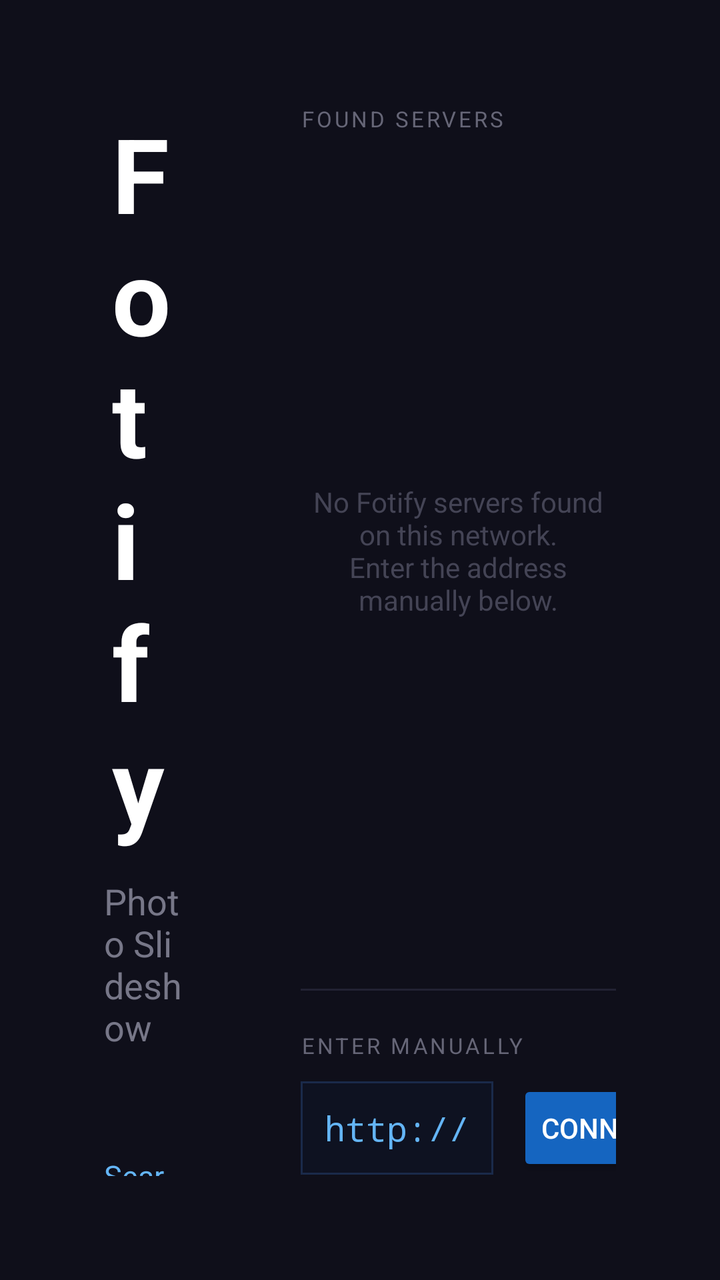
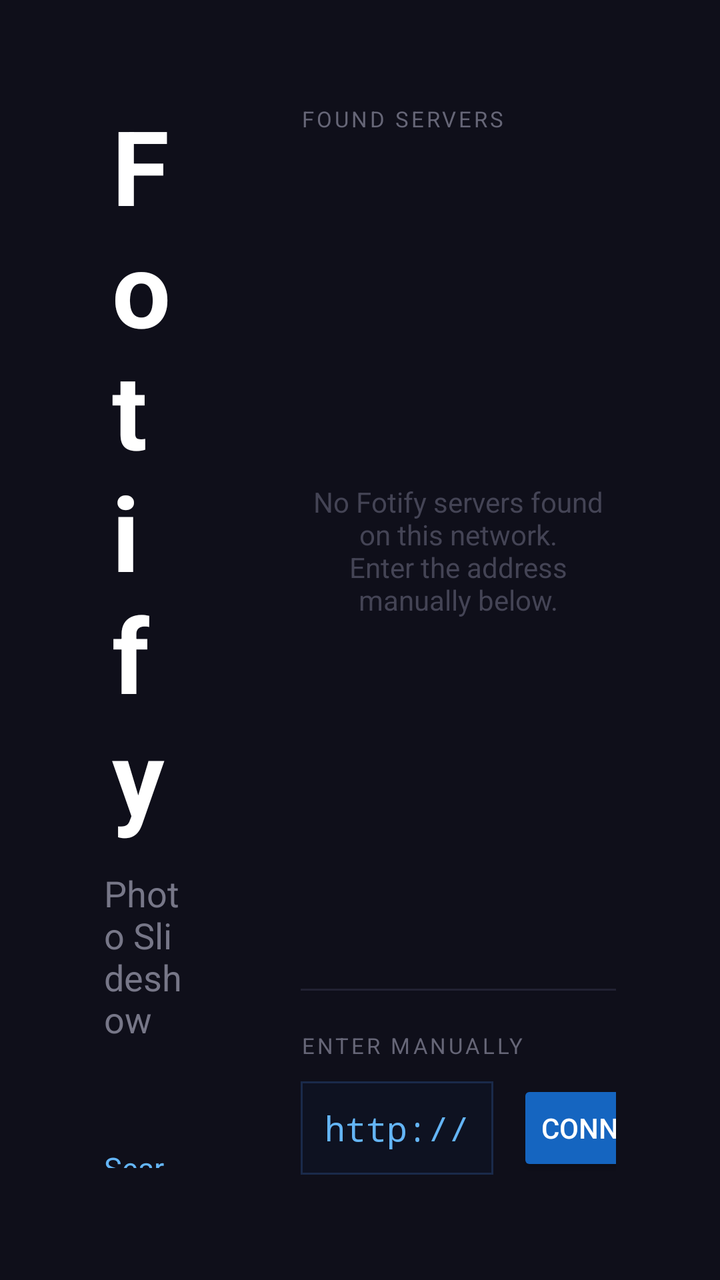

An Android layout rendered at two revisions. The XML below is the earlier revision; the diff shows what the commit changed to produce the second picture.
<!-- AndroidManifest.xml: application theme Theme.Fotify -->
<!-- res/layout/activity_discovery.xml -->
<?xml version="1.0" encoding="utf-8"?>
<LinearLayout
    xmlns:android="http://schemas.android.com/apk/res/android"
    android:layout_width="match_parent"
    android:layout_height="match_parent"
    android:background="@color/bg_dark"
    android:orientation="horizontal"
    android:padding="52dp">

    
    <LinearLayout
        android:layout_width="0dp"
        android:layout_height="match_parent"
        android:layout_weight="1"
        android:orientation="vertical"
        android:gravity="center_vertical"
        android:paddingEnd="56dp">

        
        <TextView
            android:layout_width="wrap_content"
            android:layout_height="wrap_content"
            android:text="@string/app_name"
            android:textColor="@android:color/white"
            android:textSize="52sp"
            android:textStyle="bold"
            android:letterSpacing="0.15"
            android:layout_marginBottom="12dp" />

        
        <TextView
            android:layout_width="wrap_content"
            android:layout_height="wrap_content"
            android:text="@string/discovery_tagline"
            android:textColor="#777788"
            android:textSize="18sp"
            android:layout_marginBottom="52dp" />

        
        <TextView
            android:id="@+id/scanningLabel"
            android:layout_width="wrap_content"
            android:layout_height="wrap_content"
            android:text="@string/scanning"
            android:textColor="#64B5F6"
            android:textSize="15sp" />

    </LinearLayout>

    
    <LinearLayout
        android:layout_width="0dp"
        android:layout_height="match_parent"
        android:layout_weight="1.6"
        android:orientation="vertical"
        android:gravity="center_vertical">

        
        <TextView
            android:layout_width="wrap_content"
            android:layout_height="wrap_content"
            android:text="@string/found_servers_label"
            android:textColor="#666677"
            android:textSize="11sp"
            android:textAllCaps="true"
            android:letterSpacing="0.12"
            android:layout_marginBottom="10dp" />

        
        <ListView
            android:id="@+id/serverList"
            android:layout_width="match_parent"
            android:layout_height="0dp"
            android:layout_weight="1"
            android:divider="@null"
            android:dividerHeight="0dp"
            android:scrollbars="none"
            android:visibility="gone" />

        
        <TextView
            android:id="@+id/noServersHint"
            android:layout_width="match_parent"
            android:layout_height="0dp"
            android:layout_weight="1"
            android:text="@string/no_servers_hint"
            android:textColor="#444455"
            android:textSize="14sp"
            android:gravity="center"
            android:visibility="visible" />

        
        <View
            android:layout_width="match_parent"
            android:layout_height="1dp"
            android:background="#222233"
            android:layout_marginTop="20dp"
            android:layout_marginBottom="20dp" />

        
        <TextView
            android:layout_width="wrap_content"
            android:layout_height="wrap_content"
            android:text="@string/manual_entry_label"
            android:textColor="#666677"
            android:textSize="11sp"
            android:textAllCaps="true"
            android:letterSpacing="0.12"
            android:layout_marginBottom="10dp" />

        
        <LinearLayout
            android:layout_width="match_parent"
            android:layout_height="wrap_content"
            android:orientation="horizontal"
            android:gravity="center_vertical">

            
            <TextView
                android:layout_width="wrap_content"
                android:layout_height="wrap_content"
                android:text="http://"
                android:textColor="#64B5F6"
                android:textSize="17sp"
                android:fontFamily="monospace"
                android:background="@drawable/input_prefix_bg"
                android:paddingStart="12dp"
                android:paddingEnd="12dp"
                android:paddingTop="12dp"
                android:paddingBottom="12dp"
                android:gravity="center_vertical" />

            
            <EditText
                android:id="@+id/manualUrl"
                android:layout_width="0dp"
                android:layout_height="wrap_content"
                android:layout_weight="1"
                android:hint="@string/manual_url_hint"
                android:textColor="@android:color/white"
                android:textColorHint="#444455"
                android:textSize="17sp"
                android:fontFamily="monospace"
                android:background="@drawable/input_field_bg"
                android:paddingStart="14dp"
                android:paddingEnd="14dp"
                android:paddingTop="12dp"
                android:paddingBottom="12dp"
                android:inputType="textUri"
                android:imeOptions="actionGo"
                android:maxLines="1"
                android:layout_marginStart="2dp" />

            
            <Button
                android:id="@+id/connectButton"
                android:layout_width="wrap_content"
                android:layout_height="wrap_content"
                android:text="@string/connect"
                android:textColor="@android:color/white"
                android:backgroundTint="@color/accent_blue"
                android:layout_marginStart="10dp" />

        </LinearLayout>

    </LinearLayout>

</LinearLayout>
<!-- resources referenced by this layout -->
<resources>
  <color name="accent_blue">#1565C0</color>
  <color name="bg_dark">#0F0F1A</color>
  <!-- drawable input_field_bg (drawable) -->
  <?xml version="1.0" encoding="utf-8"?>
  <shape xmlns:android="http://schemas.android.com/apk/res/android">
      <solid android:color="#141A1A2E" />
      <stroke android:width="1dp" android:color="#2A2A3E" />
  </shape>
  <!-- drawable input_prefix_bg (drawable) -->
  <?xml version="1.0" encoding="utf-8"?>
  <shape xmlns:android="http://schemas.android.com/apk/res/android">
      <solid android:color="#0A1565C0" />
      <stroke android:width="1dp" android:color="#1A2A4A" />
  </shape>
  <string name="app_name">Fotify</string>
  <string name="connect">CONNECT</string>
  <string name="discovery_tagline">Photo Slideshow</string>
  <string name="found_servers_label">Found servers</string>
  <string name="manual_entry_label">Enter manually</string>
  <string name="manual_url_hint">192.168.1.100:15766</string>
  <string name="no_servers_hint">No Fotify servers found on this network.\nEnter the address manually below.</string>
  <string name="scanning">Searching for servers…</string>
  <style name="Theme.Fotify" parent="Theme.MaterialComponents.NoActionBar">
          <item name="colorPrimary">@color/accent_blue</item>
          <item name="colorPrimaryDark">@color/accent_blue_dark</item>
          <item name="colorAccent">@color/accent_blue</item>
          <item name="android:windowBackground">@android:color/black</item>
          <item name="android:windowFullscreen">true</item>
          <item name="android:statusBarColor">@android:color/transparent</item>
          <item name="android:navigationBarColor">@android:color/transparent</item>
      </style>
  <color name="accent_blue_dark">#0D47A1</color>
</resources>

<!-- the commit's change to res/layout/activity_discovery.xml (unified diff, before → after) -->
@@ -44,6 +44,16 @@
             android:text="@string/scanning"
             android:textColor="#64B5F6"
             android:textSize="15sp" />
+
+        <TextView
+            android:id="@+id/scanStatusLabel"
+            android:layout_width="wrap_content"
+            android:layout_height="wrap_content"
+            android:text="@string/scan_status_starting"
+            android:textColor="#555566"
+            android:textSize="12sp"
+            android:fontFamily="monospace"
+            android:layout_marginTop="8dp" />
 
     </LinearLayout>
 
<!-- resource entries referenced after the edit -->
@@ -19,8 +19,9 @@
   <string name="discovery_tagline">Photo Slideshow</string>
   <string name="found_servers_label">Found servers</string>
   <string name="manual_entry_label">Enter manually</string>
-  <string name="manual_url_hint">192.168.1.100:15766</string>
+  <string name="manual_url_hint">192.168.1.100  or  192.168.1.100:15766</string>
   <string name="no_servers_hint">No Fotify servers found on this network.\nEnter the address manually below.</string>
+  <string name="scan_status_starting">starting discovery…</string>
   <string name="scanning">Searching for servers…</string>
   <style name="Theme.Fotify" parent="Theme.MaterialComponents.NoActionBar">
           <item name="colorPrimary">@color/accent_blue</item>
